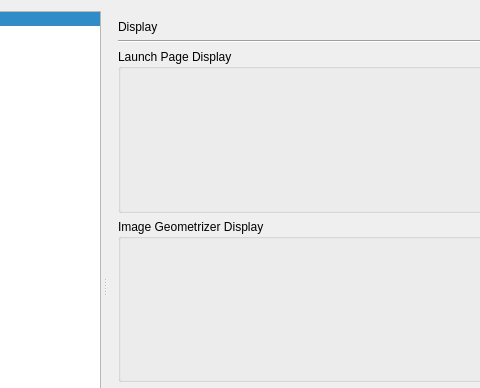
First picture: the form in Geometrize/dialog/globalpreferencestabdialog.ui, repository Tw1ddle/geometrize, before the edit; both pictures show x 166 to 646 and y 0 to 388 of the 800 by 600 pixel window.
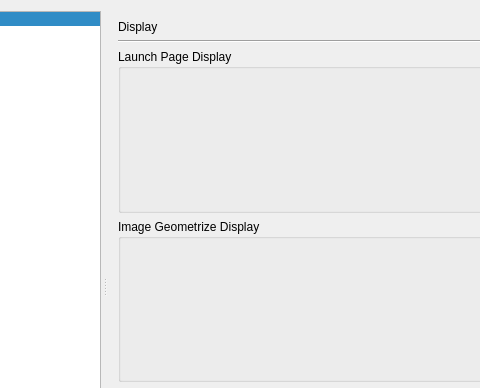
Second picture: the form after the edit. The open tabs and pages were chosen to show the change. Icons and pictures are not drawn.

Commit message: Add doxygen generation for geometrize, other minor tweaks

```diff
--- a/Geometrize/dialog/globalpreferencestabdialog.ui
+++ b/Geometrize/dialog/globalpreferencestabdialog.ui
@@ -224,7 +224,7 @@
             <item>
              <widget class="QGroupBox" name="imageJobDisplayOptionsGroup">
               <property name="title">
-               <string>Image Geometrizer Display</string>
+               <string>Image Geometrize Display</string>
               </property>
              </widget>
             </item>
```
The commit also changes 7 other files.
